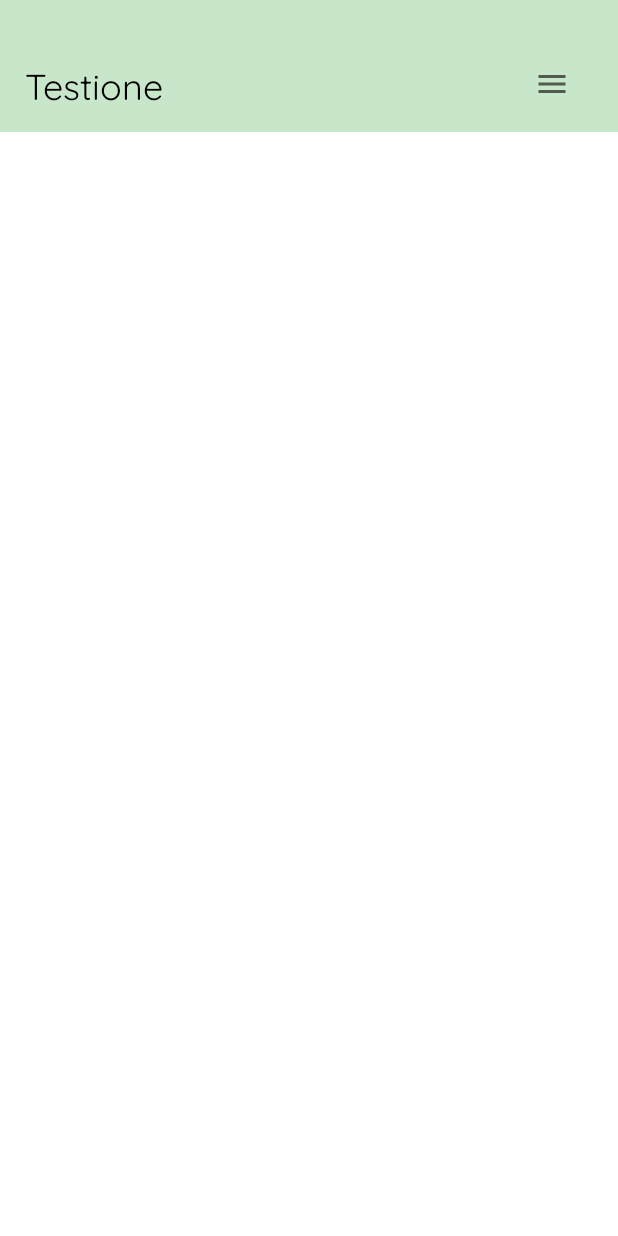
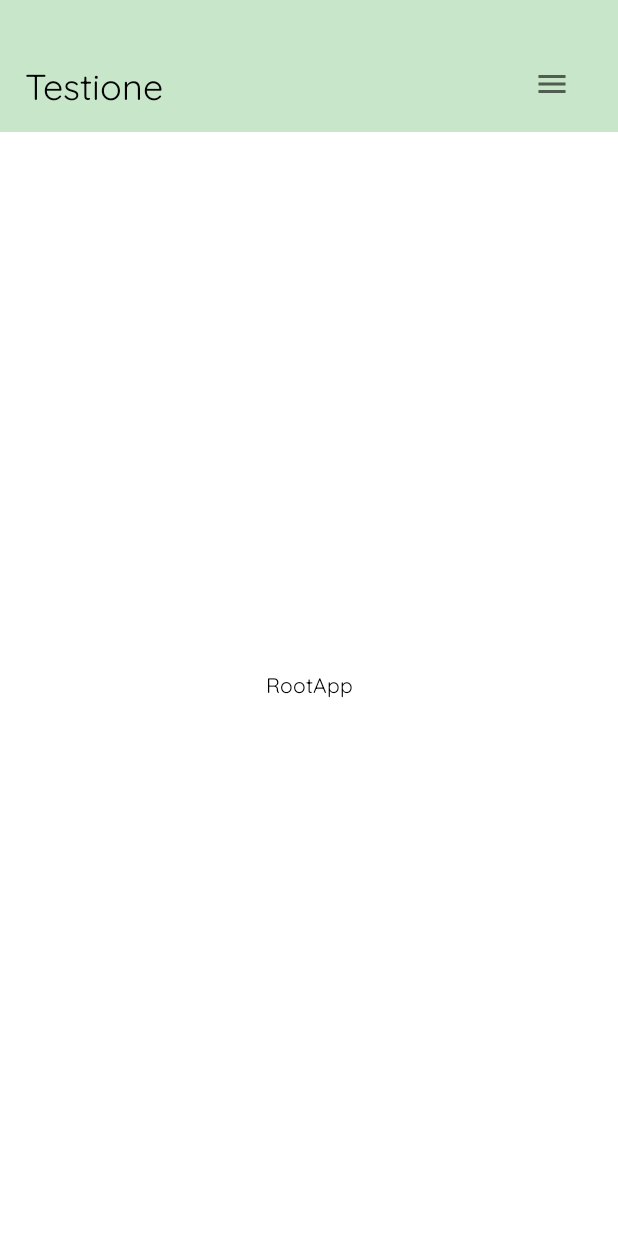
Before and after one commit to ndriqa/mewsic, an Android app: the screen it shows after launch (MainActivity), on a phone screen of 412 x 824 dp. Run offline under Robolectric (Android 15) with nearby library versions, the light colour scheme and no system bars; our stand-ins replace data binding.

Commit message:
added fragment navigation components

```diff
--- a/app/build.gradle
+++ b/app/build.gradle
@@ -41,6 +41,7 @@ dependencies {
     implementation 'androidx.appcompat:appcompat:1.4.1'
     implementation 'com.google.android.material:material:1.6.0'
     implementation 'androidx.constraintlayout:constraintlayout:2.1.3'
+    implementation 'androidx.legacy:legacy-support-v4:1.0.0'
     testImplementation 'junit:junit:4.13.2'
     androidTestImplementation 'androidx.test.ext:junit:1.1.3'
     androidTestImplementation 'androidx.test.espresso:espresso-core:3.4.0'
@@ -48,4 +49,8 @@ dependencies {
     //circle image view
     implementation 'de.hdodenhof:circleimageview:3.1.0'
 
+    //navigation
+    implementation "androidx.navigation:navigation-fragment-ktx:2.4.2"
+    implementation "androidx.navigation:navigation-ui-ktx:2.4.2"
+
 }
--- a/app/src/main/java/com/ndriqa/rootapp/base/BaseActivity.kt
+++ b/app/src/main/java/com/ndriqa/rootapp/base/BaseActivity.kt
@@ -1,7 +1,7 @@
 package com.ndriqa.rootapp.base
 
-import android.app.Activity
+import androidx.appcompat.app.AppCompatActivity
 
-abstract class BaseActivity: Activity(), BaseFunction {
+abstract class BaseActivity: AppCompatActivity(), BaseFunction {
 
 }
--- /dev/null
+++ b/app/src/main/java/com/ndriqa/rootapp/fragments/HomeFragment.kt
@@ -0,0 +1,24 @@
+package com.ndriqa.rootapp.fragments
+
+import android.os.Bundle
+import androidx.fragment.app.Fragment
+import android.view.LayoutInflater
+import android.view.View
+import android.view.ViewGroup
+import androidx.databinding.DataBindingUtil
+import com.ndriqa.rootapp.R
+import com.ndriqa.rootapp.databinding.FragmentHomeBinding
+
+class HomeFragment : Fragment() {
+    private lateinit var binding: FragmentHomeBinding
+
+    override fun onCreateView(
+        inflater: LayoutInflater, container: ViewGroup?,
+        savedInstanceState: Bundle?
+    ): View? {
+        // Inflate the layout for this fragment
+        binding = DataBindingUtil.inflate(inflater, R.layout.fragment_home, container, false)
+        binding.lifecycleOwner = this
+        return binding.root
+    }
+}
--- a/app/src/main/res/layout/activity_main.xml
+++ b/app/src/main/res/layout/activity_main.xml
@@ -26,6 +26,15 @@
                     layout="@layout/toolbar"/>
             </LinearLayout>
 
+            <androidx.fragment.app.FragmentContainerView
+                android:id="@+id/fragmentContainerView"
+                android:name="androidx.navigation.fragment.NavHostFragment"
+                android:layout_width="match_parent"
+                android:layout_height="match_parent"
+                app:defaultNavHost="true"
+                app:navGraph="@navigation/main_navigation" />
+
+
             <!-- content -->
 
         </LinearLayout>
--- /dev/null
+++ b/app/src/main/res/layout/fragment_home.xml
@@ -0,0 +1,18 @@
+<?xml version="1.0" encoding="utf-8"?>
+<layout
+    xmlns:android="http://schemas.android.com/apk/res/android"
+    xmlns:tools="http://schemas.android.com/tools">
+
+    <FrameLayout
+        android:layout_width="match_parent"
+        android:layout_height="match_parent"
+        tools:context=".fragments.HomeFragment">
+
+        <TextView
+            android:layout_width="match_parent"
+            android:layout_height="match_parent"
+            android:gravity="center"
+            android:text="@string/app_name"/>
+
+    </FrameLayout>
+</layout>
--- /dev/null
+++ b/app/src/main/res/navigation/main_navigation.xml
@@ -0,0 +1,13 @@
+<?xml version="1.0" encoding="utf-8"?>
+<navigation xmlns:android="http://schemas.android.com/apk/res/android"
+    xmlns:app="http://schemas.android.com/apk/res-auto"
+    xmlns:tools="http://schemas.android.com/tools"
+    android:id="@+id/main_navigation"
+    app:startDestination="@id/homeFragment">
+
+    <fragment
+        android:id="@+id/homeFragment"
+        android:name="com.ndriqa.rootapp.fragments.HomeFragment"
+        android:label="HomeFragment"
+        tools:layout="@layout/fragment_home"/>
+</navigation>
--- a/app/src/main/res/values/strings.xml
+++ b/app/src/main/res/values/strings.xml
@@ -6,4 +6,6 @@
     <string name="my_email">ndricimrrahmani@gmail.com</string>
     <string name="my_full_name">Ndriçim Rrahmani</string>
     <string name="open_drawer_menu_button">Open drawer menu button</string>
+    <!-- TODO: Remove or change this placeholder text -->
+    <string name="hello_blank_fragment">Hello blank fragment</string>
 </resources>
```
